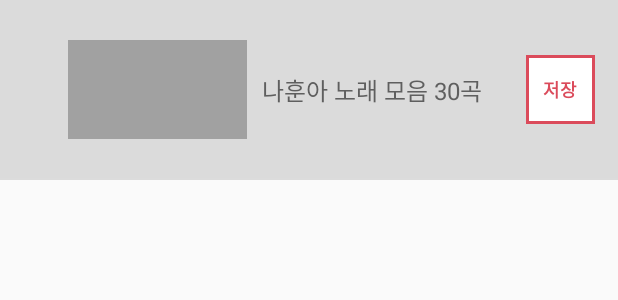
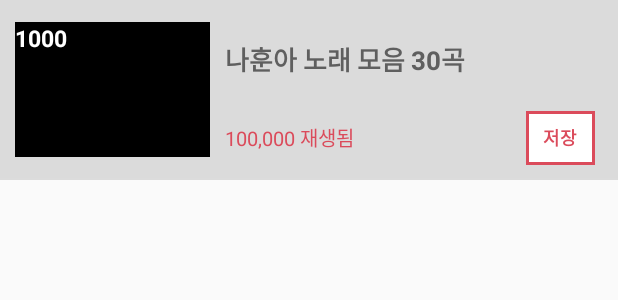
Before and after one commit to all-soft/yt_chosungsoo, an Android app: the layout view_adapter_song.xml on its own in the app's theme, with its tools: preview values and no code run, on a phone screen of 412 x 824 dp. Shown: the top 300 px of the screen. Run offline under Robolectric (Android 15) with nearby library versions, the phone set to English and light mode, and no system bars; network calls fail.

Commit message:
layout 변경, 유투브 재생 얼렉에서 no 클릭시 재생하도록

```diff
--- a/app/build.gradle
+++ b/app/build.gradle
@@ -16,8 +16,8 @@ android {
         applicationId "com.chsapps.yt_hongjinyoung"
         minSdkVersion 21
         targetSdkVersion 28
-        versionCode 8
-        versionName "1.2"
+        versionCode 10
+        versionName "1.3"
         ndk.abiFilters 'armeabi-v7a','arm64-v8a','x86','x86_64'
 
         multiDexEnabled true
--- a/app/src/main/java/com/chsapps/yt_hongjinyoung/common/BaseAdapter.java
+++ b/app/src/main/java/com/chsapps/yt_hongjinyoung/common/BaseAdapter.java
@@ -29,7 +29,7 @@ public class BaseAdapter extends RecyclerView.Adapter<RecyclerView.ViewHolder> {
     protected static final int LIST_ITEM_TYPE_NONE = 2;
 
     protected Context context;
-    protected boolean isAddAd = true;
+    protected boolean isAddAd = false;
     protected static HashMap<Integer, UnifiedNativeAd> mapAdmobAd = new HashMap<>();
     protected static HashMap<Integer, Boolean> mapFailedLoadAdmobAd = new HashMap<>();
     protected int adTerm = 0;
--- a/app/src/main/java/com/chsapps/yt_hongjinyoung/service/ScreenOnReceiver.java
+++ b/app/src/main/java/com/chsapps/yt_hongjinyoung/service/ScreenOnReceiver.java
@@ -17,12 +17,12 @@ public class ScreenOnReceiver extends BroadcastReceiver {
 
         } else if (action.equals(Intent.ACTION_SCREEN_OFF)) {
             LogUtil.e(TAG, "SCREEN OFF.");
-            WebView WebYoutubePlayer = WebPlayer.getPlayer();
-            if (WebYoutubePlayer != null && YoutubePlayerService.isVideoPlaying) {
-                Intent i = new Intent(context, YoutubePlayerService.class);
-                i.setAction(PlayerConstants.ACTION.ACTION_PLAY_OR_PAUSE);
-                context.startService(i);
-            }
+//            WebView WebYoutubePlayer = WebPlayer.getPlayer();
+//            if (WebYoutubePlayer != null && YoutubePlayerService.isVideoPlaying) {
+//                Intent i = new Intent(context, YoutubePlayerService.class);
+//                i.setAction(PlayerConstants.ACTION.ACTION_PLAY_OR_PAUSE);
+//                context.startService(i);
+//            }
         }
     }
 }
--- a/app/src/main/java/com/chsapps/yt_hongjinyoung/ui/adapter/holder/SongAdapterHolder.java
+++ b/app/src/main/java/com/chsapps/yt_hongjinyoung/ui/adapter/holder/SongAdapterHolder.java
@@ -12,9 +12,13 @@ import com.chsapps.yt_hongjinyoung.R;
 import com.chsapps.yt_hongjinyoung.data.SongData;
 import com.chsapps.yt_hongjinyoung.ui.adapter.listener.SongAdapterHolderListener;
 
+import java.text.NumberFormat;
+
 import butterknife.BindView;
 import butterknife.ButterKnife;
 import butterknife.OnClick;
+import java.text.NumberFormat;
+
 
 public class SongAdapterHolder extends RecyclerView.ViewHolder {
     private static final String TAG = SongAdapterHolder.class.getSimpleName();
@@ -37,6 +41,8 @@ public class SongAdapterHolder extends RecyclerView.ViewHolder {
     View btn_ico_delete;
     @BindView(R.id.tv_index)
     TextView tv_index;
+    @BindView(R.id.tv_playcount)
+    TextView tv_playcount;
 
     public SongAdapterHolder(Context context, View itemView, SongAdapterHolderListener listener) {
         super(itemView);
@@ -60,7 +66,14 @@ public class SongAdapterHolder extends RecyclerView.ViewHolder {
             btn_ico_delete.setVisibility(View.GONE);
         }
         layer_selected.setVisibility(isSelected ? View.VISIBLE : View.GONE);
-        tv_index.setText(String.valueOf(index));
+        tv_index.setText(String.valueOf(index+1));
+
+        if(songData.play_cnt > -1) {
+            tv_playcount.setVisibility(View.VISIBLE);
+            tv_playcount.setText(NumberFormat.getInstance().format(songData.play_cnt) + " 재생됨.");
+        } else {
+            tv_playcount.setVisibility(View.GONE);
+        }
     }
 
     @OnClick(R.id.btn_save)
--- a/app/src/main/java/com/chsapps/yt_hongjinyoung/ui/fragment/play_song/PlaySongMainFragment.java
+++ b/app/src/main/java/com/chsapps/yt_hongjinyoung/ui/fragment/play_song/PlaySongMainFragment.java
@@ -155,9 +155,15 @@ public class PlaySongMainFragment extends BaseFragment {
         });
     }
 
-    @Override
     public void onPause() {
         super.onPause();
+
+        WebView WebYoutubePlayer = WebPlayer.getPlayer();
+        if (WebYoutubePlayer != null && YoutubePlayerService.isVideoPlaying) {
+            Intent i = new Intent(context, YoutubePlayerService.class);
+            i.setAction(PlayerConstants.ACTION.ACTION_PLAY_OR_PAUSE);
+            context.startService(i);
+        }
     }
 
     @Override
--- a/app/src/main/res/layout/view_adapter_song.xml
+++ b/app/src/main/res/layout/view_adapter_song.xml
@@ -13,38 +13,61 @@
         android:layout_height="match_parent"
         android:background="#88bbbbbb"/>
 
-    <TextView
-        android:id="@+id/tv_index"
-        android:layout_width="25dp"
-        android:layout_height="wrap_content"
-        android:gravity="center"
+
+    <RelativeLayout
+        android:id="@+id/layer_thumb"
+        android:layout_width="130dp"
+        android:layout_height="90dp"
+        android:layout_marginStart="10dp"
         android:layout_centerVertical="true"
-        android:layout_marginStart="10dp"
-        android:textStyle="bold"
-        android:textColor="#5f5f5f"
-        android:textSize="15sp"
-        android:text=""/>
+        android:background="@color/Black">
 
         <ImageView
             android:id="@+id/iv_thumbnail"
-        android:layout_width="119dp"
-        android:layout_height="66dp"
-        android:layout_marginStart="10dp"
-        android:layout_toEndOf="@id/tv_index"
-        tools:background="#44000000"
-        android:layout_centerVertical="true"/>
+            android:layout_width="match_parent"
+            android:layout_height="match_parent"
+            tools:background="#44000000" />
+
+        <TextView
+            android:id="@+id/tv_index"
+            android:layout_width="wrap_content"
+            android:layout_height="wrap_content"
+            android:minWidth="25dp"
+            android:gravity="center"
+            android:textStyle="bold"
+            android:textColor="@color/White"
+            android:textSize="15sp"
+            android:text=""
+            android:background="@color/Black"
+            tools:text="1000"/>
+
+    </RelativeLayout>
 
     <View
         android:id="@+id/view_click"
         android:layout_width="match_parent"
         android:layout_height="match_parent"/>
 
+
+
+    <RelativeLayout
+        android:layout_width="match_parent"
+        android:layout_height="match_parent"
+        android:layout_toEndOf="@id/layer_thumb"
+        android:paddingTop="10dp"
+        android:paddingBottom="10dp">
+
+        <RelativeLayout
+            android:id="@+id/layer_btn_save"
+            android:layout_width="match_parent"
+            android:layout_height="36dp"
+            android:layout_alignParentBottom="true">
+
             <RelativeLayout
                 android:id="@+id/btn_save"
                 android:layout_width="46dp"
-        android:layout_height="46dp"
+                android:layout_height="36dp"
                 android:layout_marginEnd="15dp"
-        android:layout_centerVertical="true"
                 android:layout_alignParentEnd="true"
                 android:visibility="visible">
 
@@ -79,19 +102,41 @@
             </RelativeLayout>
 
             <TextView
+                android:id="@+id/tv_playcount"
+                android:layout_width="match_parent"
+                android:layout_height="match_parent"
+                android:clickable="false"
+                android:paddingStart="10dp"
+                android:paddingEnd="10dp"
+                android:singleLine="true"
+                android:gravity="center_vertical"
+                android:textSize="13sp"
+                android:textColor="@color/colorPrimary"
+                android:visibility="gone"
+                tools:visibility="visible"
+                android:layout_marginEnd="5dp"
+                android:layout_toStartOf="@id/btn_save"
+                tools:text="100,000 재생됨"/>
+        </RelativeLayout>
+
+
+        <TextView
             android:id="@+id/tv_title"
             android:layout_width="match_parent"
             android:layout_height="match_parent"
-        android:layout_toEndOf="@id/iv_thumbnail"
-        android:layout_toStartOf="@id/btn_save"
+            android:layout_above="@id/layer_btn_save"
             android:clickable="false"
             android:paddingStart="10dp"
             android:paddingEnd="10dp"
+            android:paddingBottom="5dp"
             android:maxLines="2"
             android:gravity="center_vertical"
-        android:textSize="16sp"
+            android:textSize="17sp"
             android:textColor="#5f5f5f"
+            android:textStyle="bold"
             tools:text="나훈아 노래 모음 30곡"/>
+    </RelativeLayout>
+
 
     <View
         android:layout_width="match_parent"
```
Also changed, not shown: 1 other file. Lines whose indentation alone changed are shown as unchanged.
